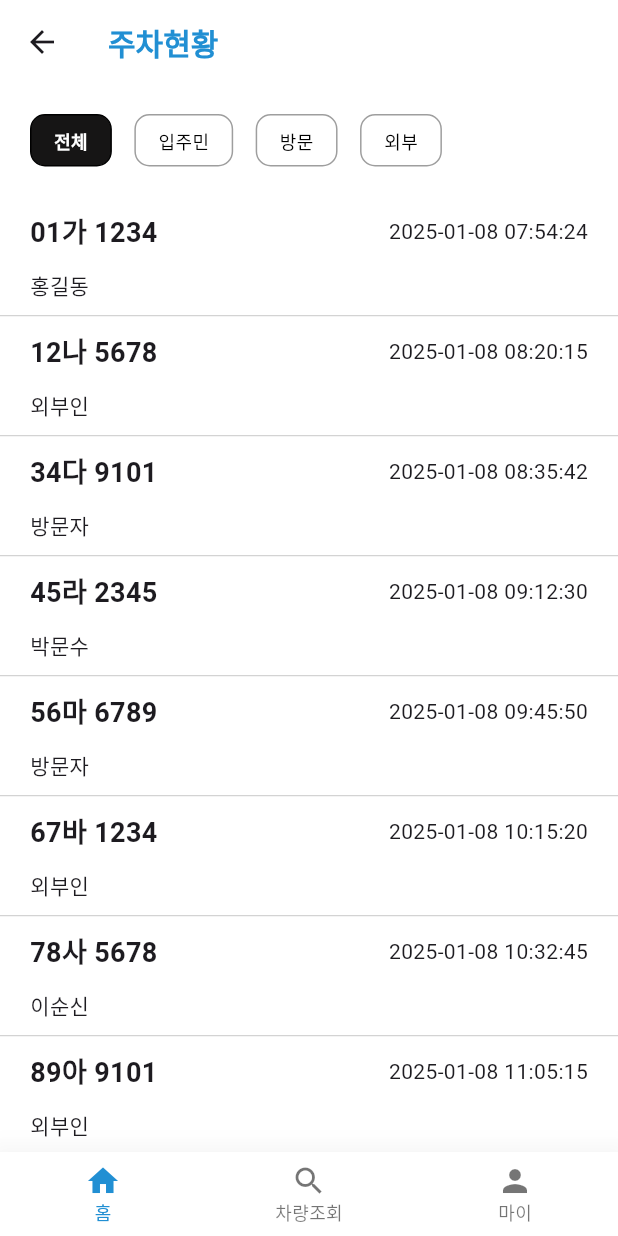
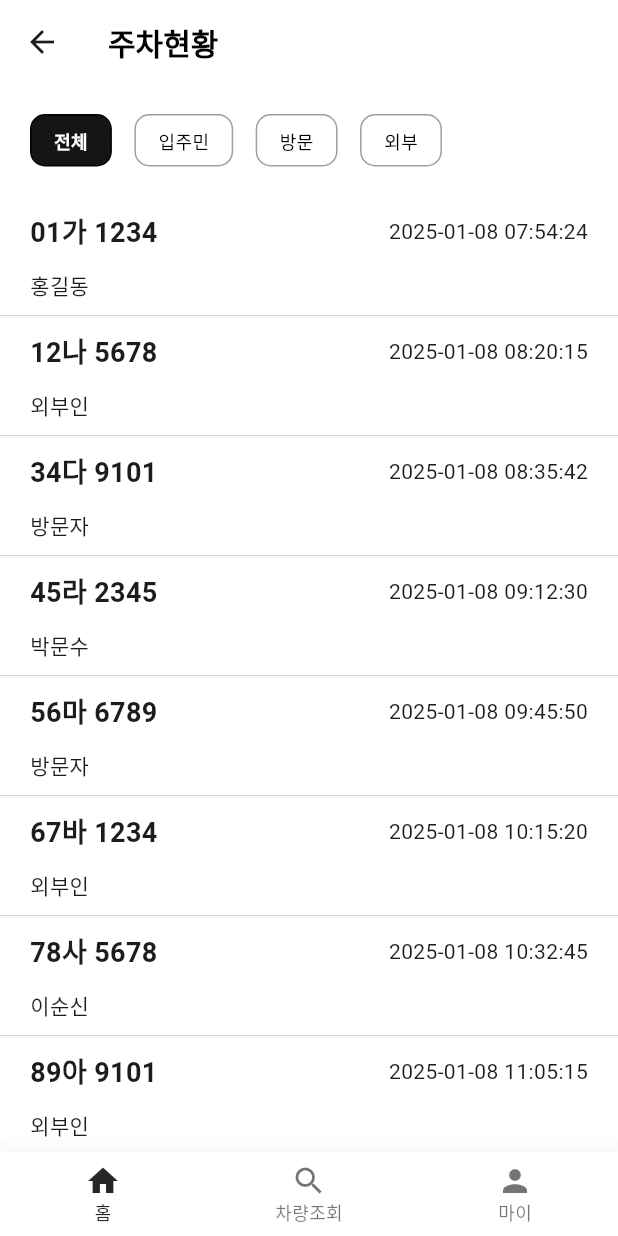
Before and after one commit to DUKE506/Parking_Flutter, a Flutter app: the ParkingStatus screen opened by its route, on a phone screen of 412 x 824 dp. Run offline on Flutter 3.47's test engine with Material 3 defaults, Android fonts, the light colour scheme and no system bars; our stand-ins replace go_router, google_fonts; missing offline and left inert: flutter_scalable_ocr.

Commit message:
feat : 검색 화면, 입주민차량상세 화면 구현

```diff
--- a/lib/repository/parking/parking_repository.dart
+++ b/lib/repository/parking/parking_repository.dart
@@ -141,6 +141,188 @@ class ParkingRepository {
         'ownerName': '김채희',
         'createdAt': '2025-01-08 17:05:42'
       },
+    ],
+    'resident': [
+      {
+        'id': 1,
+        'vehicleNumber': '08가 4861',
+        'state': 'IN',
+      },
+      {
+        'id': 2,
+        'vehicleNumber': '12나 3456',
+        'state': 'OUT',
+      },
+      {
+        'id': 3,
+        'vehicleNumber': '34다 7890',
+        'state': 'IN',
+      },
+      {
+        'id': 4,
+        'vehicleNumber': '56라 1234',
+        'state': 'OUT',
+      },
+      {
+        'id': 5,
+        'vehicleNumber': '78마 5678',
+        'state': 'IN',
+      },
+      {
+        'id': 6,
+        'vehicleNumber': '90바 9101',
+        'state': 'OUT',
+      },
+      {
+        'id': 7,
+        'vehicleNumber': '23사 2345',
+        'state': 'IN',
+      },
+      {
+        'id': 8,
+        'vehicleNumber': '45아 6789',
+        'state': 'OUT',
+      },
+      {
+        'id': 9,
+        'vehicleNumber': '67자 3456',
+        'state': 'IN',
+      },
+      {
+        'id': 10,
+        'vehicleNumber': '89차 7890',
+        'state': 'OUT',
+      },
+      {
+        'id': 11,
+        'vehicleNumber': '12카 1234',
+        'state': 'IN',
+      },
+      {
+        'id': 12,
+        'vehicleNumber': '34타 5678',
+        'state': 'OUT',
+      },
+      {
+        'id': 13,
+        'vehicleNumber': '56파 9101',
+        'state': 'IN',
+      },
+      {
+        'id': 14,
+        'vehicleNumber': '78하 2345',
+        'state': 'OUT',
+      },
+      {
+        'id': 15,
+        'vehicleNumber': '90가 6789',
+        'state': 'IN',
+      },
+      {
+        'id': 16,
+        'vehicleNumber': '23나 3456',
+        'state': 'OUT',
+      },
+      {
+        'id': 17,
+        'vehicleNumber': '45다 7890',
+        'state': 'IN',
+      },
+      {
+        'id': 18,
+        'vehicleNumber': '67라 1234',
+        'state': 'OUT',
+      },
+      {
+        'id': 19,
+        'vehicleNumber': '89마 5678',
+        'state': 'IN',
+      },
+      {
+        'id': 20,
+        'vehicleNumber': '12바 9101',
+        'state': 'OUT',
+      },
+      {'id': 21, 'vehicleNumber': '67다 1234', 'state': 'IN'},
+      {'id': 22, 'vehicleNumber': '89라 5678', 'state': 'OUT'},
+      {'id': 23, 'vehicleNumber': '12마 9101', 'state': 'IN'},
+      {'id': 24, 'vehicleNumber': '34바 2345', 'state': 'OUT'},
+      {'id': 25, 'vehicleNumber': '56사 6789', 'state': 'IN'},
+      {'id': 26, 'vehicleNumber': '78아 3456', 'state': 'OUT'},
+      {'id': 27, 'vehicleNumber': '90자 7890', 'state': 'IN'},
+      {'id': 28, 'vehicleNumber': '23차 1234', 'state': 'OUT'},
+      {'id': 29, 'vehicleNumber': '45카 5678', 'state': 'IN'},
+      {'id': 30, 'vehicleNumber': '67타 9101', 'state': 'OUT'},
+      {'id': 31, 'vehicleNumber': '89파 2345', 'state': 'IN'},
+      {'id': 32, 'vehicleNumber': '12하 6789', 'state': 'OUT'},
+      {'id': 33, 'vehicleNumber': '34가 3456', 'state': 'IN'},
+      {'id': 34, 'vehicleNumber': '56나 7890', 'state': 'OUT'},
+      {'id': 35, 'vehicleNumber': '78다 1234', 'state': 'IN'},
+      {'id': 36, 'vehicleNumber': '90라 5678', 'state': 'OUT'},
+      {'id': 37, 'vehicleNumber': '23마 9101', 'state': 'IN'},
+      {'id': 38, 'vehicleNumber': '45바 2345', 'state': 'OUT'},
+      {'id': 39, 'vehicleNumber': '67사 6789', 'state': 'IN'},
+      {'id': 40, 'vehicleNumber': '89아 3456', 'state': 'OUT'},
+      {'id': 41, 'vehicleNumber': '12자 7890', 'state': 'IN'},
+      {'id': 42, 'vehicleNumber': '34차 1234', 'state': 'OUT'},
+      {'id': 43, 'vehicleNumber': '56카 5678', 'state': 'IN'},
+      {'id': 44, 'vehicleNumber': '78타 9101', 'state': 'OUT'},
+      {'id': 45, 'vehicleNumber': '90파 2345', 'state': 'IN'},
+      {'id': 46, 'vehicleNumber': '23하 6789', 'state': 'OUT'},
+      {'id': 47, 'vehicleNumber': '45가 3456', 'state': 'IN'},
+      {'id': 48, 'vehicleNumber': '67나 7890', 'state': 'OUT'},
+      {'id': 49, 'vehicleNumber': '89다 1234', 'state': 'IN'},
+      {'id': 50, 'vehicleNumber': '12라 5678', 'state': 'OUT'},
+      {'id': 51, 'vehicleNumber': '34마 9101', 'state': 'IN'},
+      {'id': 52, 'vehicleNumber': '56바 2345', 'state': 'OUT'},
+      {'id': 53, 'vehicleNumber': '78사 6789', 'state': 'IN'},
+      {'id': 54, 'vehicleNumber': '90아 3456', 'state': 'OUT'},
+      {'id': 55, 'vehicleNumber': '23자 7890', 'state': 'IN'},
+      {'id': 56, 'vehicleNumber': '45차 1234', 'state': 'OUT'},
+      {'id': 57, 'vehicleNumber': '67카 5678', 'state': 'IN'},
+      {'id': 58, 'vehicleNumber': '89타 9101', 'state': 'OUT'},
+      {'id': 59, 'vehicleNumber': '12파 2345', 'state': 'IN'},
+      {'id': 60, 'vehicleNumber': '34하 6789', 'state': 'OUT'},
+      {'id': 61, 'vehicleNumber': '56가 3456', 'state': 'IN'},
+      {'id': 62, 'vehicleNumber': '78나 7890', 'state': 'OUT'},
+      {'id': 63, 'vehicleNumber': '90다 1234', 'state': 'IN'},
+      {'id': 64, 'vehicleNumber': '23라 5678', 'state': 'OUT'},
+      {'id': 65, 'vehicleNumber': '45마 9101', 'state': 'IN'},
+      {'id': 66, 'vehicleNumber': '67바 2345', 'state': 'OUT'},
+      {'id': 67, 'vehicleNumber': '89사 6789', 'state': 'IN'},
+      {'id': 68, 'vehicleNumber': '12아 3456', 'state': 'OUT'},
+      {'id': 69, 'vehicleNumber': '34자 7890', 'state': 'IN'},
+      {'id': 70, 'vehicleNumber': '56차 1234', 'state': 'OUT'},
+      {'id': 71, 'vehicleNumber': '78카 5678', 'state': 'IN'},
+      {'id': 72, 'vehicleNumber': '90타 9101', 'state': 'OUT'},
+      {'id': 73, 'vehicleNumber': '23파 2345', 'state': 'IN'},
+      {'id': 74, 'vehicleNumber': '45하 6789', 'state': 'OUT'},
+      {'id': 75, 'vehicleNumber': '67가 3456', 'state': 'IN'},
+      {'id': 76, 'vehicleNumber': '89나 7890', 'state': 'OUT'},
+      {'id': 77, 'vehicleNumber': '12다 1234', 'state': 'IN'},
+      {'id': 78, 'vehicleNumber': '34라 5678', 'state': 'OUT'},
+      {'id': 79, 'vehicleNumber': '56마 9101', 'state': 'IN'},
+      {'id': 80, 'vehicleNumber': '78바 2345', 'state': 'OUT'},
+      {'id': 81, 'vehicleNumber': '90사 6789', 'state': 'IN'},
+      {'id': 82, 'vehicleNumber': '23아 3456', 'state': 'OUT'},
+      {'id': 83, 'vehicleNumber': '45자 7890', 'state': 'IN'},
+      {'id': 84, 'vehicleNumber': '67차 1234', 'state': 'OUT'},
+      {'id': 85, 'vehicleNumber': '89카 5678', 'state': 'IN'},
+      {'id': 86, 'vehicleNumber': '12타 9101', 'state': 'OUT'},
+      {'id': 87, 'vehicleNumber': '34파 2345', 'state': 'IN'},
+      {'id': 88, 'vehicleNumber': '56하 6789', 'state': 'OUT'},
+      {'id': 89, 'vehicleNumber': '78가 3456', 'state': 'IN'},
+      {'id': 90, 'vehicleNumber': '90나 7890', 'state': 'OUT'},
+      {'id': 91, 'vehicleNumber': '23다 1234', 'state': 'IN'},
+      {'id': 92, 'vehicleNumber': '45라 5678', 'state': 'OUT'},
+      {'id': 93, 'vehicleNumber': '67마 9101', 'state': 'IN'},
+      {'id': 94, 'vehicleNumber': '89바 2345', 'state': 'OUT'},
+      {'id': 95, 'vehicleNumber': '12사 6789', 'state': 'IN'},
+      {'id': 96, 'vehicleNumber': '34아 3456', 'state': 'OUT'},
+      {'id': 97, 'vehicleNumber': '56자 7890', 'state': 'IN'},
+      {'id': 98, 'vehicleNumber': '78차 1234', 'state': 'OUT'},
+      {'id': 99, 'vehicleNumber': '90카 5678', 'state': 'IN'},
+      {'id': 100, 'vehicleNumber': '23타 9101', 'state': 'OUT'},
     ]
   };
 
--- a/lib/router.dart
+++ b/lib/router.dart
@@ -5,6 +5,7 @@ import 'package:parking_flutter/screens/parkingStatus/parkingStatus.dart';
 import 'package:parking_flutter/screens/scanner/scanner.dart';
 import 'package:parking_flutter/screens/scanner/scannerKo.dart';
 import 'package:parking_flutter/screens/search/searchScreen.dart';
+import 'package:parking_flutter/screens/searchDetail/searchDetailScreen.dart';
 import 'package:parking_flutter/widgets/bottomNavBarWidget.dart';
 
 final GlobalKey<NavigatorState> rootNavKey = GlobalKey<NavigatorState>();
@@ -43,6 +44,10 @@ final router = GoRouter(
             path: '/search',
             builder: (context, state) => SearchScreen(),
           ),
+          GoRoute(
+            path: '/search/detail',
+            builder: (context, state) => SearchDetailScreen(),
+          ),
         ]),
   ],
 );
--- a/lib/screens/parkingStatus/parkingStatus.dart
+++ b/lib/screens/parkingStatus/parkingStatus.dart
@@ -86,7 +86,7 @@ class _ParkinStatusState extends State<ParkingStatus> {
         style: TextStyle(
           fontSize: 20,
           fontWeight: FontWeight.bold,
-          color: const Color(0xff218FD3),
+          color: Colors.black,
         ),
       ),
     );
--- a/lib/screens/search/widgets/searchBar.dart
+++ b/lib/screens/search/widgets/searchBar.dart
@@ -11,7 +11,6 @@ class _SearchbarState extends State<Searchbar> {
   @override
   Widget build(BuildContext context) {
     return Container(
-      height: 50,
       margin: EdgeInsets.symmetric(horizontal: 20),
       child: Row(
         children: [
@@ -19,9 +18,11 @@ class _SearchbarState extends State<Searchbar> {
             child: TextField(
               decoration: InputDecoration(
                 hintText: '차량번호를 입력해주세요.',
-                suffixIcon: Icon(Icons.search),
+                prefixIcon: Icon(Icons.search),
+                suffixIcon: Icon(Icons.cancel),
                 filled: true,
                 fillColor: Colors.white,
+                contentPadding: EdgeInsets.only(right: 20, top: 15, bottom: 15),
                 enabledBorder: OutlineInputBorder(
                   borderRadius: BorderRadius.circular(6),
                   borderSide: BorderSide(
--- a/lib/widgets/appBar.dart
+++ b/lib/widgets/appBar.dart
@@ -24,7 +24,8 @@ class _AppbarState extends State<Appbar> {
           style: TextStyle(
               fontSize: 20,
               fontWeight: FontWeight.bold,
-              color: Color(0xff218FD3)),
+              // color: Color(0xff218FD3),
+              color: Colors.black),
         ),
       ),
       elevation: 0,
--- a/lib/widgets/bottomNavBarWidget.dart
+++ b/lib/widgets/bottomNavBarWidget.dart
@@ -40,7 +40,7 @@ class _BottomNavBarWidgetState extends State<BottomNavBarWidget> {
       icon: Icon(icons[icon]),
       activeIcon: Icon(
         icons[icon],
-        color: Color(0xff218fd3),
+        color: const Color(0xFF272727),
       ),
       label: label,
     );
@@ -53,7 +53,7 @@ class _BottomNavBarWidgetState extends State<BottomNavBarWidget> {
       elevation: 20,
       onTap: onTapPageSelected, // 간단히 함수 참조로 변경
       currentIndex: _currentBottomNavIndex,
-      selectedItemColor: Color(0xff218fd3),
+      selectedItemColor: const Color(0xFF272727),
       selectedLabelStyle: TextStyle(fontSize: 12),
       unselectedLabelStyle: TextStyle(fontSize: 12),
       items: [
```
Also changed, not shown: lib/screens/search/searchScreen.dart (+19 -0 lines), lib/screens/search/widgets/searchListWidget.dart (added, +80 -0 lines), lib/screens/searchDetail/searchDetailScreen.dart (added, +148 -0 lines).
